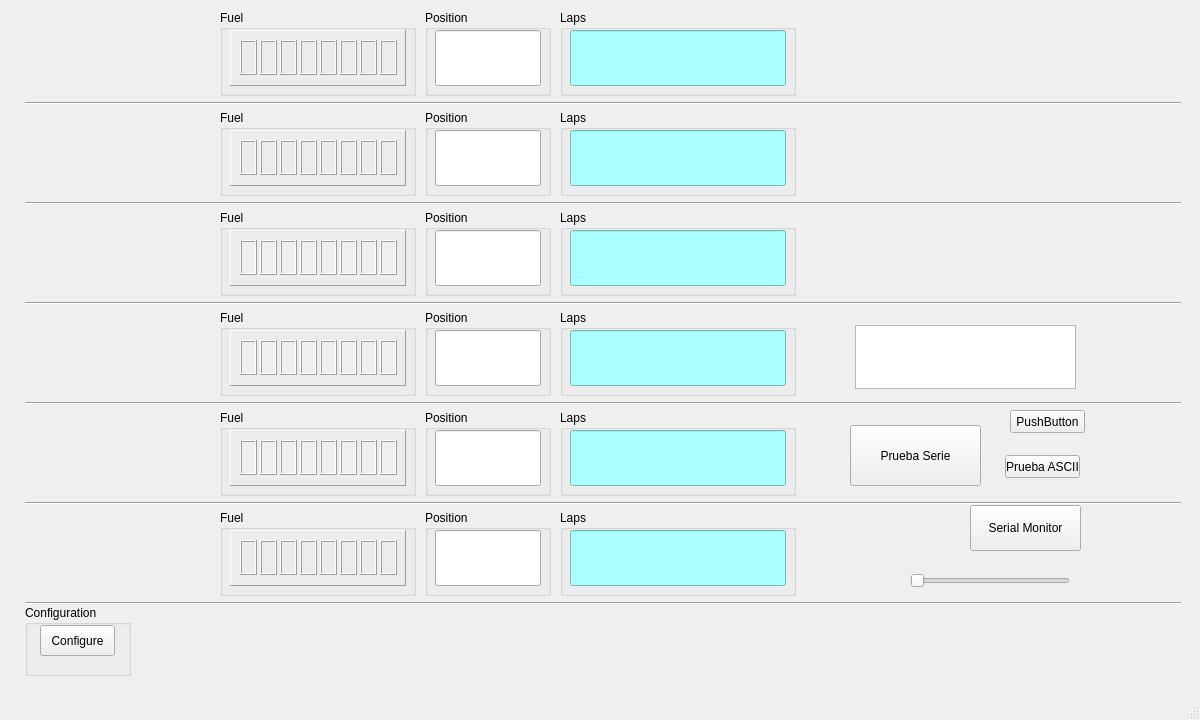
Before: the Qt Designer form src/mainwindow.ui in frechilla/qslotracing, drawn with Qt 5.
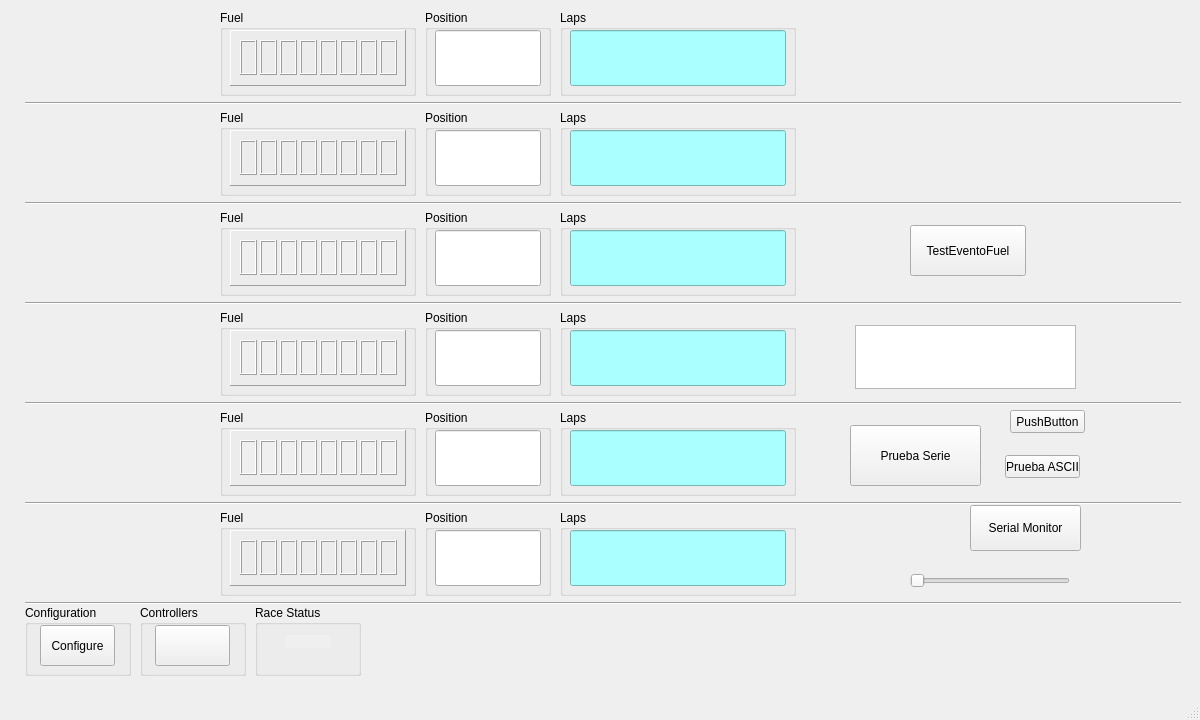
After: the same form once the commit is applied. Icons and pictures are not drawn.

Commit message: GUI enabled: added controller button; added non-modal support for serial monitor window.

Patch:
```diff
--- a/src/mainwindow.ui
+++ b/src/mainwindow.ui
@@ -629,7 +629,7 @@
        <x>15</x>
        <y>20</y>
        <width>75</width>
-       <height>31</height>
+       <height>41</height>
       </rect>
      </property>
      <property name="text">
@@ -1999,6 +1999,84 @@
      <enum>Qt::Horizontal</enum>
     </property>
    </widget>
+   <widget class="QGroupBox" name="groupBox_20">
+    <property name="geometry">
+     <rect>
+      <x>140</x>
+      <y>605</y>
+      <width>106</width>
+      <height>71</height>
+     </rect>
+    </property>
+    <property name="title">
+     <string>Controllers</string>
+    </property>
+    <widget class="QPushButton" name="btnController">
+     <property name="geometry">
+      <rect>
+       <x>15</x>
+       <y>20</y>
+       <width>75</width>
+       <height>41</height>
+      </rect>
+     </property>
+     <property name="text">
+      <string/>
+     </property>
+     <property name="icon">
+      <iconset resource="pics/tool.qrc">
+       <normaloff>:/pics/controller</normaloff>:/pics/controller</iconset>
+     </property>
+     <property name="iconSize">
+      <size>
+       <width>33</width>
+       <height>33</height>
+      </size>
+     </property>
+    </widget>
+   </widget>
+   <widget class="QPushButton" name="btnTestEventFuel">
+    <property name="geometry">
+     <rect>
+      <x>910</x>
+      <y>225</y>
+      <width>116</width>
+      <height>51</height>
+     </rect>
+    </property>
+    <property name="text">
+     <string>TestEventoFuel</string>
+    </property>
+   </widget>
+   <widget class="QGroupBox" name="groupBox_21">
+    <property name="geometry">
+     <rect>
+      <x>255</x>
+      <y>605</y>
+      <width>106</width>
+      <height>71</height>
+     </rect>
+    </property>
+    <property name="title">
+     <string>Race Status</string>
+    </property>
+    <widget class="QLabel" name="staticStatus">
+     <property name="geometry">
+      <rect>
+       <x>30</x>
+       <y>30</y>
+       <width>46</width>
+       <height>13</height>
+      </rect>
+     </property>
+     <property name="autoFillBackground">
+      <bool>true</bool>
+     </property>
+     <property name="text">
+      <string/>
+     </property>
+    </widget>
+   </widget>
   </widget>
   <widget class="QMenuBar" name="menuBar">
    <property name="geometry">
```
Left out of the diff: 7 changed lines with no effect on the pictures. The commit also changes 4 other files.
